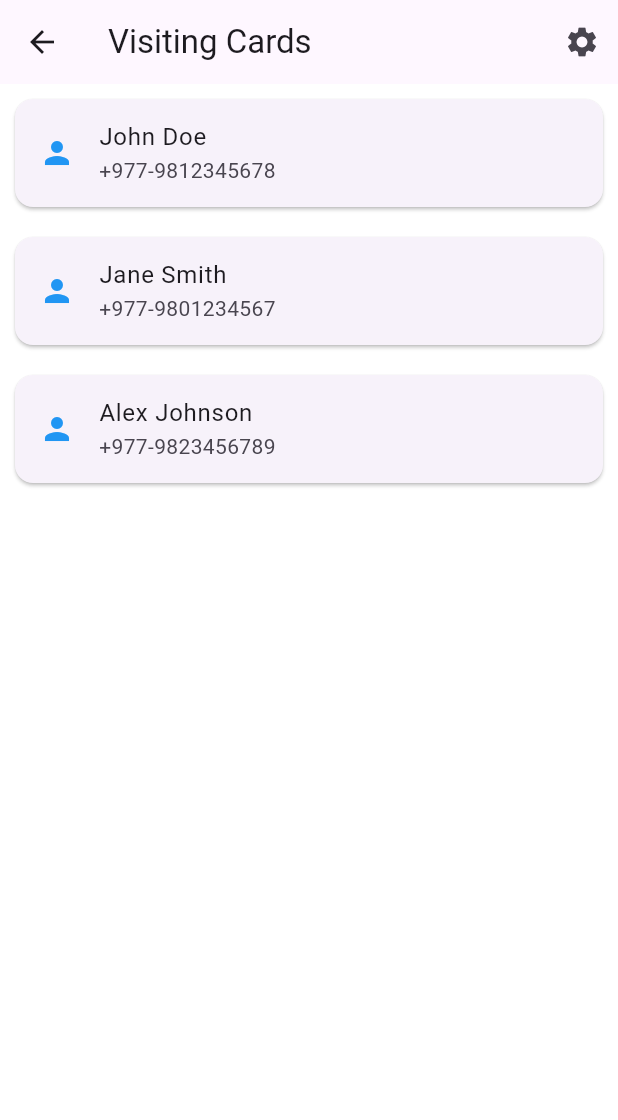
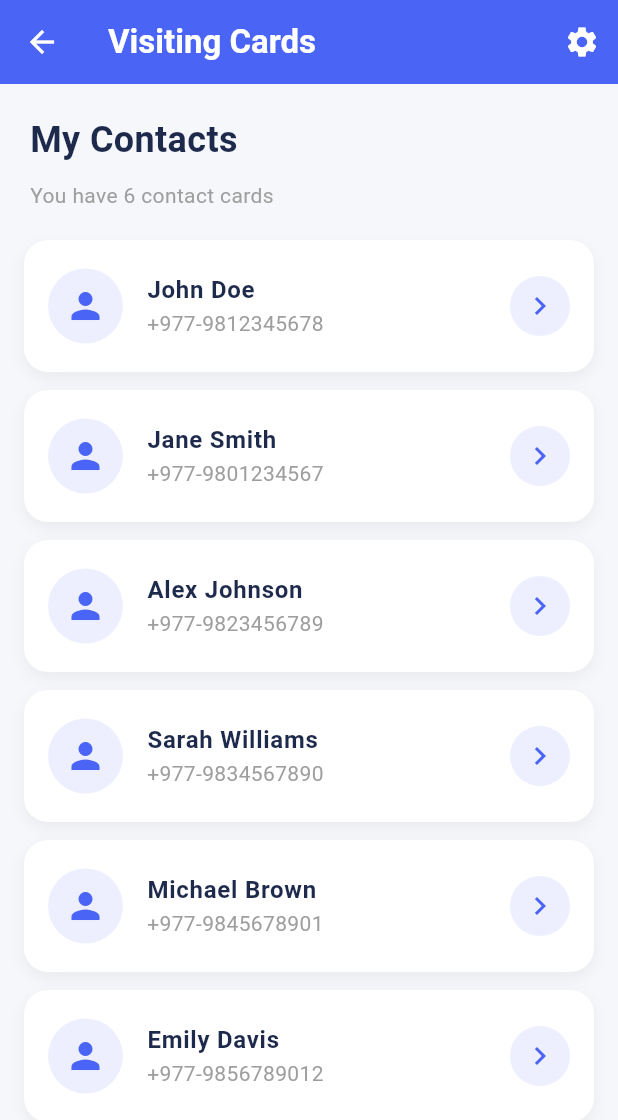
Before and after one commit to KojensThapa/FlutterApp, a Flutter app: the CardListScreen screen opened by its route, on a phone screen of 412 x 824 dp. Shown: the top 1120 px of the screen. Run offline on Flutter 3.47's test engine with Material 3 defaults, Android fonts, the phone set to English and light mode, and no system bars.

Commit message:
modify card list page

```diff
--- a/lib/card_list_screen.dart
+++ b/lib/card_list_screen.dart
@@ -11,15 +11,26 @@ class CardListScreen extends StatelessWidget {
       {"name": "John Doe", "phone": "+977-9812345678"},
       {"name": "Jane Smith", "phone": "+977-9801234567"},
       {"name": "Alex Johnson", "phone": "+977-9823456789"},
+      {"name": "Sarah Williams", "phone": "+977-9834567890"},
+      {"name": "Michael Brown", "phone": "+977-9845678901"},
+      {"name": "Emily Davis", "phone": "+977-9856789012"},
     ];
 
     return Scaffold(
-      backgroundColor: Colors.white, // ✅ CHANGED: set whole background to white
+      backgroundColor: const Color(0xFFF5F7FA),
       appBar: AppBar(
-        title: const Text("Visiting Cards"),
+        title: const Text(
+          "Visiting Cards",
+          style: TextStyle(
+            fontWeight: FontWeight.w600,
+            color: Colors.white,
+          ),
+        ),
+        backgroundColor: const Color(0xFF4A64F6),
+        iconTheme: const IconThemeData(color: Colors.white),
         actions: [
           IconButton(
-            icon: const Icon(Icons.settings),
+            icon: const Icon(Icons.settings, size: 24),
             onPressed: () {
               Navigator.push(
                 context,
@@ -30,17 +41,96 @@ class CardListScreen extends StatelessWidget {
             },
           ),
         ],
+        elevation: 0,
       ),
-      body: ListView.builder(
+      body: Column(
+        crossAxisAlignment: CrossAxisAlignment.start,
+        children: [
+          const Padding(
+            padding: EdgeInsets.fromLTRB(20, 20, 20, 10),
+            child: Text(
+              "My Contacts",
+              style: TextStyle(
+                fontSize: 24,
+                fontWeight: FontWeight.bold,
+                color: Color(0xFF1E2A4B),
+              ),
+            ),
+          ),
+          const Padding(
+            padding: EdgeInsets.fromLTRB(20, 0, 20, 20),
+            child: Text(
+              "You have ${6} contact cards",
+              style: TextStyle(
+                fontSize: 14,
+                color: Colors.grey,
+              ),
+            ),
+          ),
+          Expanded(
+            child: ListView.builder(
+              padding: const EdgeInsets.symmetric(horizontal: 16),
               itemCount: cards.length,
               itemBuilder: (context, index) {
                 final card = cards[index];
-          return Card(
-            margin: const EdgeInsets.all(10),
+                return Container(
+                  margin: const EdgeInsets.only(bottom: 12),
+                  decoration: BoxDecoration(
+                    color: Colors.white,
+                    borderRadius: BorderRadius.circular(16),
+                    boxShadow: [
+                      BoxShadow(
+                        color: Colors.black.withOpacity(0.05),
+                        blurRadius: 8,
+                        offset: const Offset(0, 4),
+                      ),
+                    ],
+                  ),
                   child: ListTile(
-              leading: const Icon(Icons.person, color: Colors.blue),
-              title: Text(card["name"]!),
-              subtitle: Text(card["phone"]!),
+                    contentPadding: const EdgeInsets.symmetric(
+                      horizontal: 16,
+                      vertical: 8,
+                    ),
+                    leading: Container(
+                      width: 50,
+                      height: 50,
+                      decoration: BoxDecoration(
+                        color: const Color(0xFF4A64F6).withOpacity(0.1),
+                        shape: BoxShape.circle,
+                      ),
+                      child: Icon(
+                        Icons.person,
+                        color: const Color(0xFF4A64F6),
+                        size: 28,
+                      ),
+                    ),
+                    title: Text(
+                      card["name"]!,
+                      style: const TextStyle(
+                        fontWeight: FontWeight.w600,
+                        fontSize: 16,
+                        color: Color(0xFF1E2A4B),
+                      ),
+                    ),
+                    subtitle: Text(
+                      card["phone"]!,
+                      style: const TextStyle(
+                        color: Colors.grey,
+                        fontSize: 14,
+                      ),
+                    ),
+                    trailing: Container(
+                      width: 40,
+                      height: 40,
+                      decoration: BoxDecoration(
+                        color: const Color(0xFF4A64F6).withOpacity(0.1),
+                        shape: BoxShape.circle,
+                      ),
+                      child: Icon(
+                        Icons.chevron_right,
+                        color: const Color(0xFF4A64F6),
+                      ),
+                    ),
                     onTap: () {
                       Navigator.push(
                         context,
@@ -54,6 +144,9 @@ class CardListScreen extends StatelessWidget {
                 );
               },
             ),
+          ),
+        ],
+      ),
     );
   }
 }
```
Lines whose indentation alone changed are shown as unchanged.
